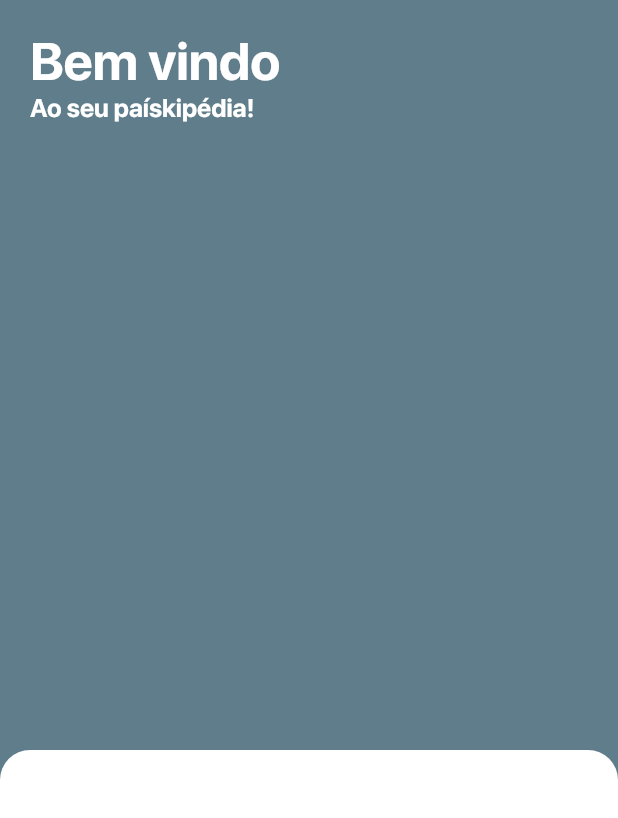
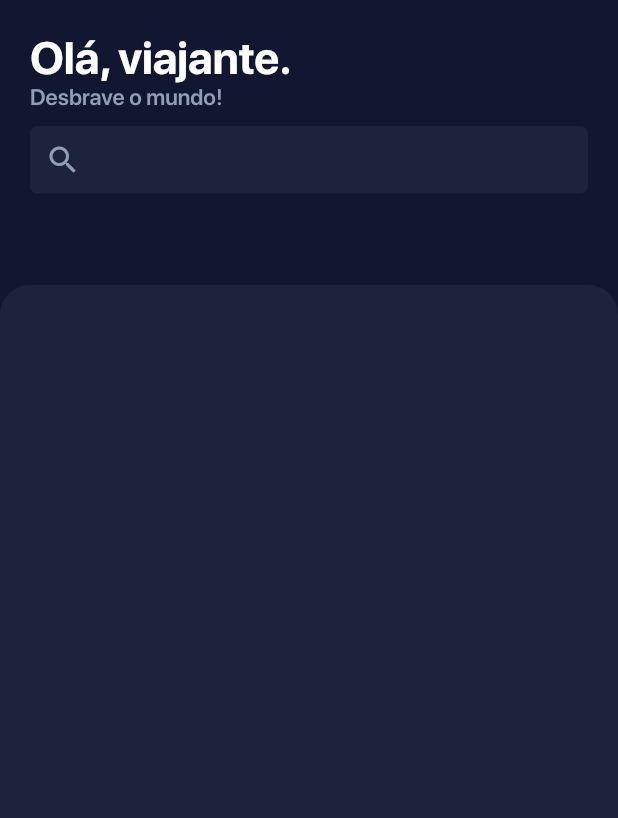
Before and after one commit to DoisLucas/CountryFlutter, a Flutter app: the screen it shows after launch, on a phone screen of 412 x 824 dp. Shown: the top 818 px of the screen. Run offline on Flutter 3.47's test engine with Material 2 defaults, Android fonts, the phone set to English and light mode, and no system bars; our stand-ins replace dio, rxdart; missing offline and left inert: bloc_pattern; project files that could hold a hidden picture were left out.

Commit message:
UI, Color and input handle

```diff
--- a/lib/home/home.bloc.dart
+++ b/lib/home/home.bloc.dart
@@ -18,7 +18,6 @@ class HomeBloc implements BlocBase {
 
   void _search(String name) async {
     if (name != null) {
-      print("caiu");
       _countryCotroller.sink.add(await api.getCountry(name));
     }
   }
--- a/lib/home/home.page.dart
+++ b/lib/home/home.page.dart
@@ -1,6 +1,6 @@
 import 'package:bloc_pattern/bloc_pattern.dart';
 import 'package:countryapp/home/home.bloc.dart';
-import 'package:countryapp/shared/models/country.dart';
+import 'package:flutter/cupertino.dart';
 import 'package:flutter/material.dart';
 
 class HomePage extends StatefulWidget {
@@ -15,7 +15,7 @@ class _HomePageState extends State<HomePage> {
   @override
   Widget build(BuildContext context) {
     return Scaffold(
-      backgroundColor: Colors.blueGrey,
+      backgroundColor: Color(0xff111731),
       body: Container(
           width: MediaQuery.of(context).size.width,
           child: Stack(
@@ -27,32 +27,67 @@ class _HomePageState extends State<HomePage> {
                     crossAxisAlignment: CrossAxisAlignment.start,
                     children: <Widget>[
                       Text(
-                        "Bem vindo",
+                        "Olá, viajante.",
                         style: TextStyle(
-                          fontSize: 35,
+                          fontSize: 30,
                           fontFamily: 'SF-Pro-Bold',
                           color: Colors.white,
                         ),
                       ),
-                      Text("Ao seu paískipédia!",
+                      Text("Desbrave o mundo!",
                           style: TextStyle(
-                            fontSize: 17,
-                            fontFamily: 'SF-Pro-Bold',
-                            color: Colors.white,
+                            fontSize: 15,
+                            fontFamily: 'SF-Pro-SemiBold',
+                            color: Color(0xff909fb4),
                           )),
+                      Container(
+                        margin: EdgeInsets.only(top: 10),
+                        height: 45,
+                        decoration: BoxDecoration(
+                            color: Color(0xff1d233b),
+                            borderRadius: BorderRadius.all(Radius.circular(5))),
+                        child: Row(
+                          children: <Widget>[
+                            Padding(
+                              padding: EdgeInsets.only(left: 5, right: 5),
+                            ),
+                            Icon(Icons.search, color: Color(0xff909fb4)),
+                            Padding(
+                              padding: EdgeInsets.only(left: 5),
+                              child: SizedBox(
+                                width: MediaQuery.of(context).size.width / 1.3,
+                                child: TextField(
+                                  textInputAction: TextInputAction.go,
+                                  onSubmitted: (value) {
+                                    bloc.searchValue.add(value);
+                                  },
+                                  cursorColor: Colors.white,
+                                  style: TextStyle(
+                                      color: Colors.white,
+                                      fontFamily: 'SF-Pro-SemiBold',
+                                      fontSize: 16),
+                                  decoration:
+                                  InputDecoration(border: InputBorder.none),
+                                ),
+                              ),
+                            )
+                          ],
+                        ),
+                      )
                     ],
                   ),
                 ),
               ),
 
               Positioned(
-                top: 500,
+                top: 190,
+                height: MediaQuery.of(context).size.height - 190,
                 child: Container(
                   width: MediaQuery.of(context).size.width,
-                  height: MediaQuery.of(context).size.height / 1.6,
+                  height: MediaQuery.of(context).size.height,
                   decoration: BoxDecoration(
-                      color: Colors.white,
-                      borderRadius: BorderRadius.all(Radius.circular(20))),
+                      color: Color(0xff1d233b),
+                      borderRadius: BorderRadius.only(topLeft: Radius.circular(20), topRight: Radius.circular(20))),
                 ),
               )
 
```
